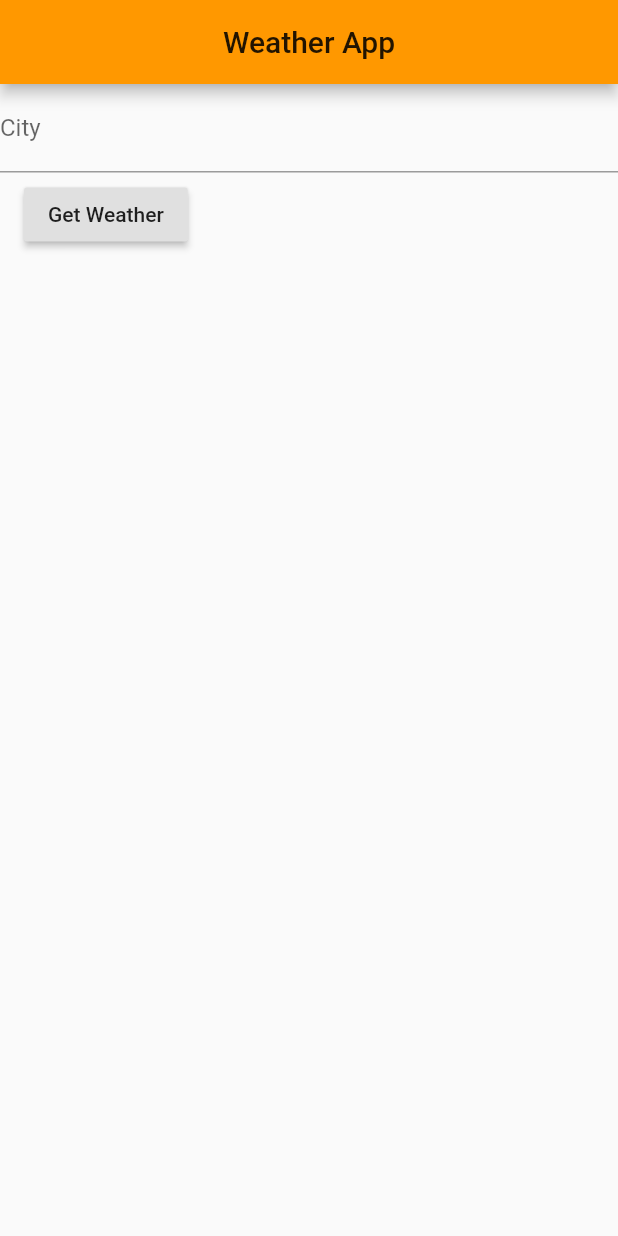
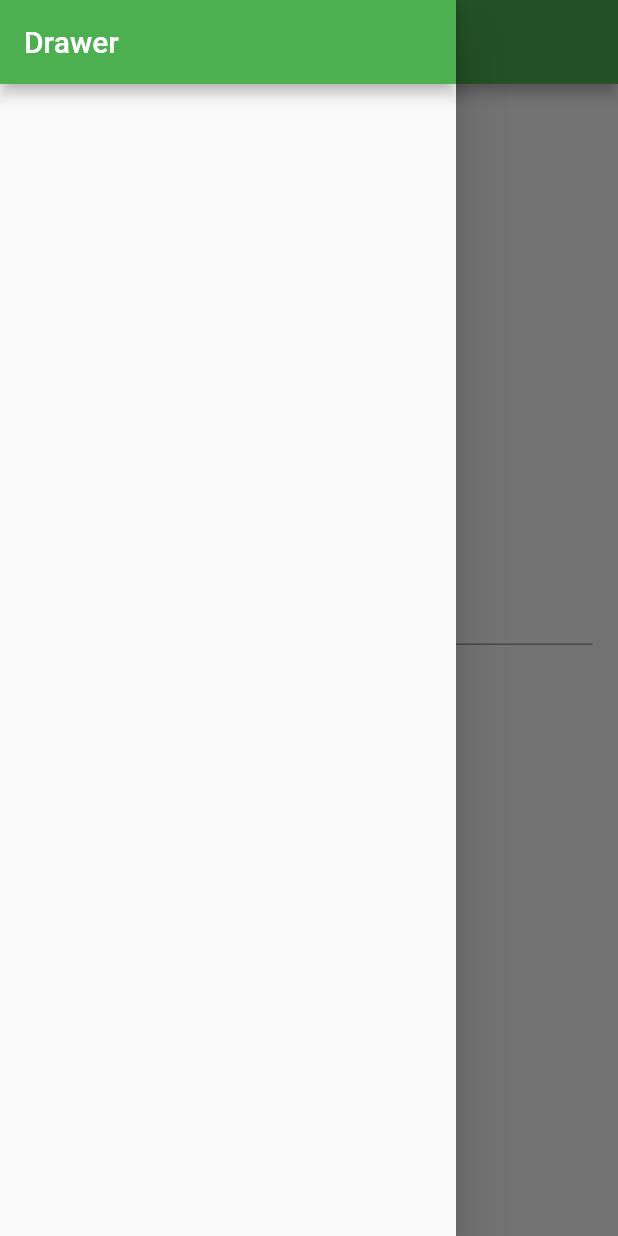
Before and after one commit to theadeshkhanna/weather_app, a Flutter app: the screen it shows after launch, with the side drawer open (before the commit the screen has no drawer), on a phone screen of 412 x 824 dp. Run offline on Flutter 3.47's test engine with Material 2 defaults, Android fonts, the phone set to English and light mode, and no system bars.

Commit message:
[added] more functionalities

```diff
--- a/lib/Landing.dart
+++ b/lib/Landing.dart
@@ -8,41 +8,49 @@ class Landing extends StatefulWidget {
 }
 
 class _LandingState extends State<Landing> {
-
   var _textController = new TextEditingController();
 
   @override
   Widget build(BuildContext context) {
     return Scaffold(
-      appBar: AppBar(
-        title: Text('Weather App'),
-        centerTitle: true,
+        drawer: Drawer(
+          child: Column(
+            children: <Widget>[
+              AppBar(
+                automaticallyImplyLeading: false,
+                title: Text('Drawer'),
               ),
+            ],
+          ),
+        ),
+        appBar: AppBar(),
         body: new Container(
           child: Column(
+            mainAxisAlignment: MainAxisAlignment.center,
             children: <Widget>[
-                new TextField(
+              new Container(
+                margin: EdgeInsets.only(left: 15),
+                width: 380,
+                child: new TextField(
+                  cursorColor: Colors.black,
                   keyboardType: TextInputType.text,
-                    decoration: InputDecoration(
-                      labelText: 'City',
-                    ),
                   controller: _textController,
                 ),
-                new ListTile(
-                  leading: new RaisedButton(
+              ),
+              SizedBox(
+                height: 20,
+              ),
+              new RaisedButton(
                 child: new Text('Get Weather'),
                 onPressed: () {
-                      Navigator.push(context, MaterialPageRoute(builder: (BuildContext context){
-                        return Weather(city : _textController.text);
+                  Navigator.push(context,
+                      MaterialPageRoute(builder: (BuildContext context) {
+                    return Weather(city: _textController.text);
                   }));
                 },
               ),
-                )
-
-
             ],
           ),
-      )
-    );
+        ));
   }
 }
--- a/lib/main.dart
+++ b/lib/main.dart
@@ -1,15 +1,13 @@
 import 'package:flutter/material.dart';
 import 'package:weather_app/Landing.dart';
 
-void main () => runApp(new WeatherApp());
+void main() => runApp(new WeatherApp());
 
 class WeatherApp extends StatelessWidget {
   @override
   Widget build(BuildContext context) {
     return MaterialApp(
-      theme: ThemeData(
-        primarySwatch: Colors.orange
-      ),
+      theme: ThemeData(primarySwatch: Colors.green),
       home: Landing(),
     );
   }
--- a/pubspec.yaml
+++ b/pubspec.yaml
@@ -42,9 +42,9 @@ flutter:
   uses-material-design: true
 
   # To add assets to your application, add an assets section, like this:
-  # assets:
-  #  - images/a_dot_burr.jpeg
-  #  - images/a_dot_ham.jpeg
+assets:
+  - assets/bg.jpg
+  - assets/sunny.svg
 
   # An image asset can refer to one or more resolution-specific "variants", see
   # https://flutter.dev/assets-and-images/#resolution-aware.
```
Also changed, not shown: lib/Weather.dart (+69 -13 lines), assets/bg.jpg (added), assets/sunny.svg (added). Lines whose indentation alone changed are shown as unchanged.
